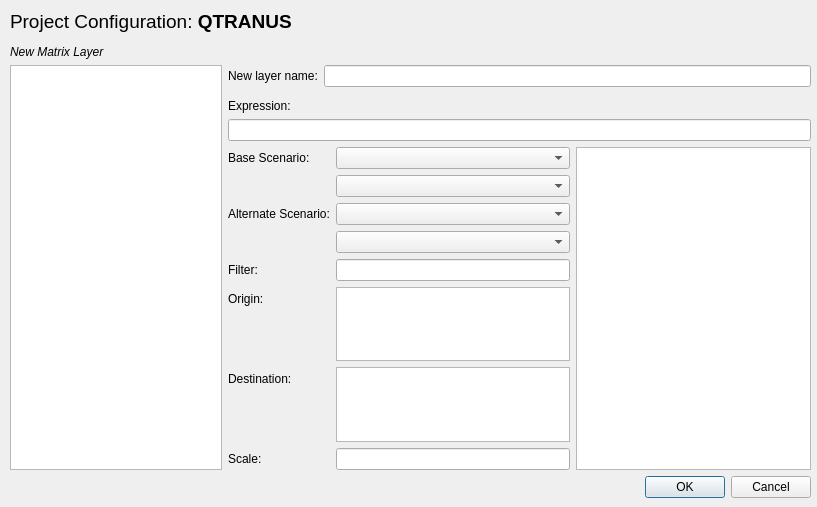
Old version of the form matrixlayer.ui in the repository TomasdelaBarra/QTRANUS.
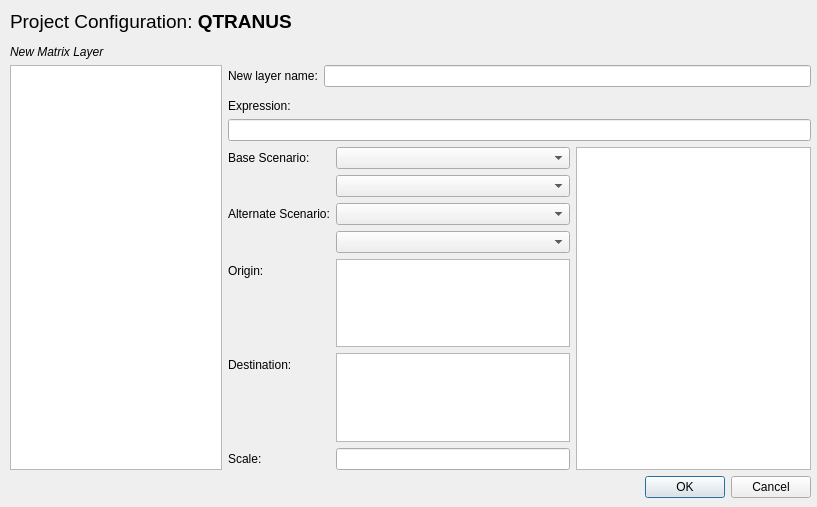
New version of the form.

```diff
--- a/matrixlayer.ui
+++ b/matrixlayer.ui
@@ -112,44 +112,34 @@
              </widget>
             </item>
             <item row="5" column="0">
-             <widget class="QLabel" name="label_filter">
-              <property name="text">
-               <string>Filter:</string>
-              </property>
-             </widget>
-            </item>
-            <item row="5" column="1">
-             <widget class="QLineEdit" name="filter"/>
-            </item>
-            <item row="6" column="0">
              <widget class="QLabel" name="label_origin">
               <property name="text">
                <string>Origin:</string>
               </property>
              </widget>
             </item>
-            <item row="7" column="0">
+            <item row="5" column="1">
+             <widget class="QListWidget" name="lw_origin"/>
+            </item>
+            <item row="6" column="0">
              <widget class="QLabel" name="label_destination">
               <property name="text">
                <string>Destination:</string>
               </property>
              </widget>
             </item>
-            <item row="8" column="0">
+            <item row="6" column="1">
+             <widget class="QListWidget" name="lw_destination"/>
+            </item>
+            <item row="7" column="0">
              <widget class="QLabel" name="label_scale">
               <property name="text">
                <string>Scale:</string>
               </property>
              </widget>
             </item>
-            <item row="8" column="1">
-             <widget class="QLineEdit" name="scale"/>
-            </item>
-            <item row="6" column="1">
-             <widget class="QListWidget" name="lw_origin"/>
-            </item>
             <item row="7" column="1">
-             <widget class="QListWidget" name="lw_destination"/>
+             <widget class="QLineEdit" name="scale"/>
             </item>
            </layout>
           </item>
```
Left out of the diff: 33 changed lines with no effect on the pictures.
